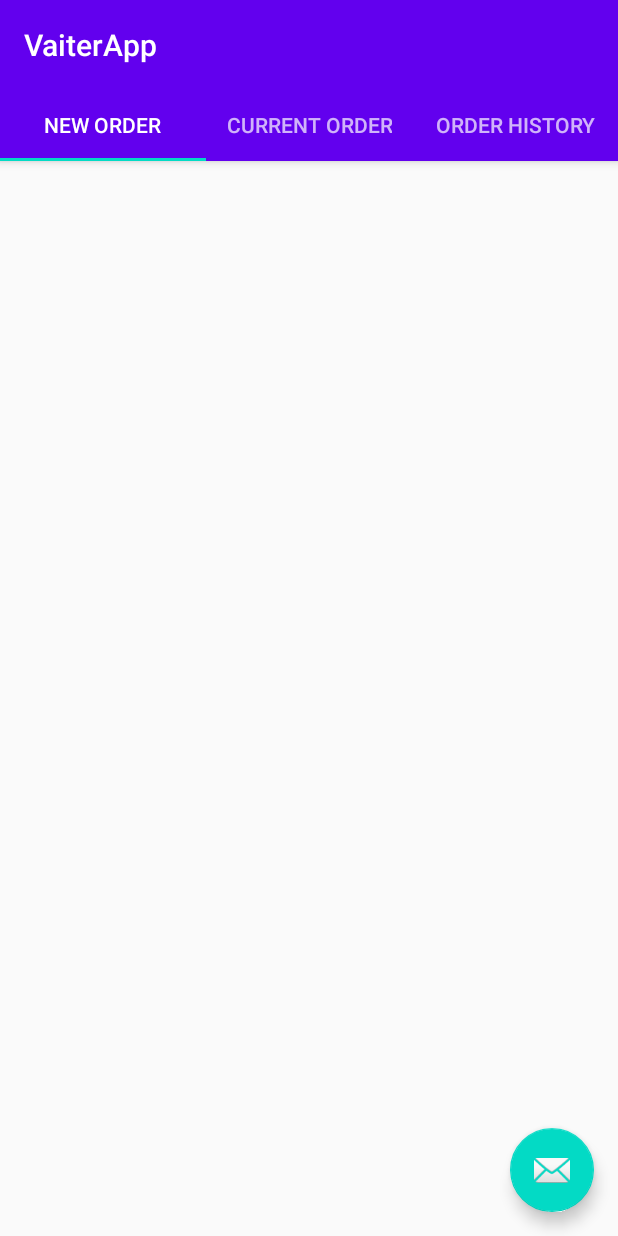
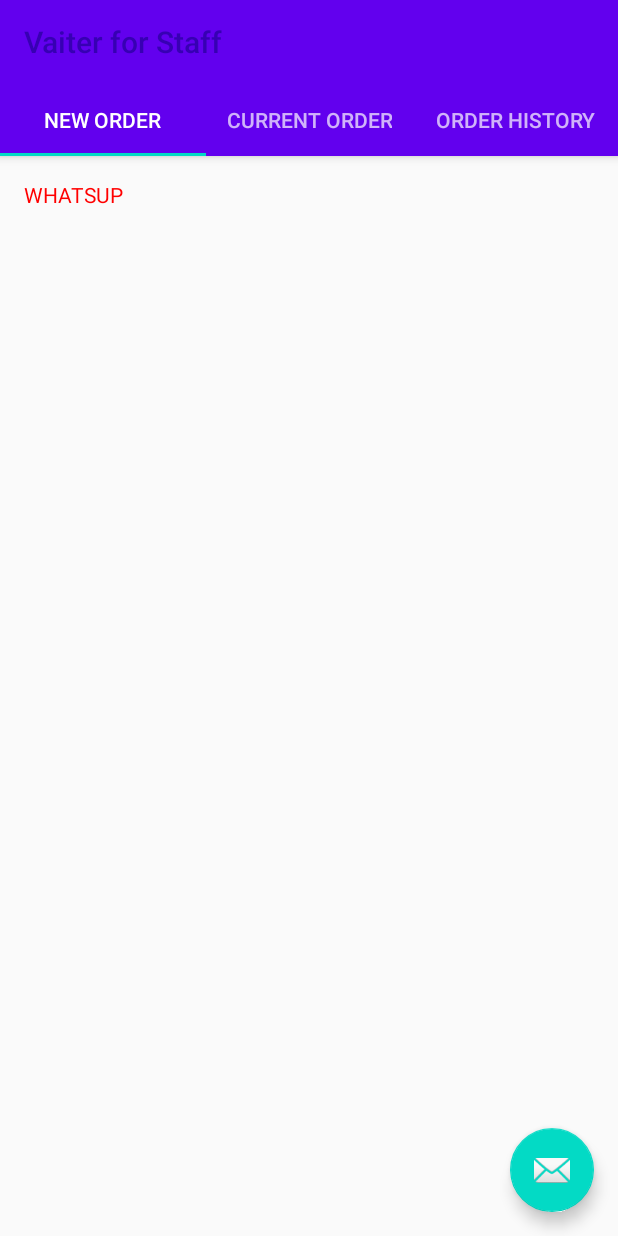
Before and after one commit to faisal2754/Vaiter, an Android app: the StaffMainActivity screen opened directly, with no data from a screen before it, on a phone screen of 412 x 824 dp. Run offline under Robolectric (Android 15) with nearby library versions, the light colour scheme and no system bars.

Commit message:
Dynamically change text view in tabs.

```diff
--- a/app/src/main/java/com/example/vaiterapp/StaffMainActivity.java
+++ b/app/src/main/java/com/example/vaiterapp/StaffMainActivity.java
@@ -6,6 +6,7 @@ import com.google.android.material.floatingactionbutton.FloatingActionButton;
 import com.google.android.material.snackbar.Snackbar;
 import com.google.android.material.tabs.TabLayout;
 
+import androidx.appcompat.widget.Toolbar;
 import androidx.viewpager.widget.ViewPager;
 import androidx.appcompat.app.AppCompatActivity;
 
@@ -16,6 +17,7 @@ import android.view.View;
 import com.example.vaiterapp.ui.main.SectionsPagerAdapter;
 
 public class StaffMainActivity extends AppCompatActivity {
+    private Toolbar mToolbar;
 
     @Override
     protected void onCreate(Bundle savedInstanceState) {
@@ -28,6 +30,10 @@ public class StaffMainActivity extends AppCompatActivity {
         tabs.setupWithViewPager(viewPager);
         FloatingActionButton fab = findViewById(R.id.fab);
 
+        mToolbar = (Toolbar) findViewById(R.id.main_page_toolbar);
+        setSupportActionBar(mToolbar);
+        getSupportActionBar().setTitle("Vaiter for Staff");
+
         fab.setOnClickListener(new View.OnClickListener() {
             @Override
             public void onClick(View view) {
--- a/app/src/main/java/com/example/vaiterapp/tab1.java
+++ b/app/src/main/java/com/example/vaiterapp/tab1.java
@@ -1,15 +1,46 @@
 package com.example.vaiterapp;
+import android.content.Intent;
+import android.graphics.Color;
 import android.os.Bundle;
+import android.util.Log;
 import android.view.LayoutInflater;
 import android.view.View;
 import android.view.ViewGroup;
+import android.widget.AdapterView;
+import android.widget.ArrayAdapter;
+import android.widget.EditText;
+import android.widget.LinearLayout;
+import android.widget.ListView;
+import android.widget.TextView;
 
+import androidx.annotation.NonNull;
 import androidx.fragment.app.Fragment;
 
+import java.util.ArrayList;
+import java.util.HashSet;
+import java.util.Iterator;
+import java.util.Set;
+
 public class tab1 extends Fragment {
+    private View Tab1View;
+    private ListView list_view;
+    private ArrayAdapter<String> arrayAdapter;
+    private ArrayList<String> list_of_groups = new ArrayList<>();
+
     @Override
     public View onCreateView(LayoutInflater inflater, ViewGroup container,Bundle savedInstanceState){
         View rootView = inflater.inflate(R.layout.tab1_customer_main,container,false);
+
+
+        TextView tv = (TextView) rootView.findViewById(R.id.section_label);
+        tv.setText("WHATSUP");
+        tv.setTextColor(Color.RED);
+
+
+
+
         return rootView;
     }
+
+
 }
--- a/app/src/main/res/layout/activity_customer_main.xml
+++ b/app/src/main/res/layout/activity_customer_main.xml
@@ -3,7 +3,7 @@
     xmlns:app="http://schemas.android.com/apk/res-auto"
     xmlns:tools="http://schemas.android.com/tools"
     android:layout_width="match_parent"
-    android:background="@drawable/blackblue"
+
     android:layout_height="match_parent"
     tools:context="com.example.vaiterapp.CustomerMainActivity">
 
--- a/app/src/main/res/layout/activity_staff_main.xml
+++ b/app/src/main/res/layout/activity_staff_main.xml
@@ -17,15 +17,14 @@
         android:layout_height="wrap_content"
         android:theme="@style/AppTheme.AppBarOverlay">
 
-        <TextView
-            android:id="@+id/title"
-            android:layout_width="wrap_content"
-            android:layout_height="wrap_content"
-            android:gravity="center"
-            android:minHeight="?actionBarSize"
-            android:padding="@dimen/appbar_padding"
-            android:text="@string/app_name"
-            android:textAppearance="@style/TextAppearance.Widget.AppCompat.Toolbar.Title" />
+        <include
+            android:id="@+id/main_page_toolbar"
+
+            layout="@layout/app_bar_layout"
+            >
+        </include>
+
+
 
         <com.google.android.material.tabs.TabLayout
             android:id="@+id/tabs"
--- a/app/src/main/res/layout/tab1_customer_main.xml
+++ b/app/src/main/res/layout/tab1_customer_main.xml
@@ -1,14 +1,13 @@
-<androidx.constraintlayout.widget.ConstraintLayout xmlns:android="http://schemas.android.com/apk/res/android"
+<LinearLayout xmlns:android="http://schemas.android.com/apk/res/android"
     xmlns:app="http://schemas.android.com/apk/res-auto"
     xmlns:tools="http://schemas.android.com/tools"
-    android:id="@+id/constraintLayout"
+    android:id="@+id/linearLayout"
     android:layout_width="match_parent"
     android:layout_height="match_parent"
     tools:context="com.example.vaiterapp.ui.main.PlaceholderFragment">
 
     <TextView
         android:id="@+id/section_label"
-
         android:textColor="@color/white"
         android:layout_width="wrap_content"
         android:layout_height="wrap_content"
@@ -21,4 +20,9 @@
         tools:layout_constraintLeft_creator="1"
         tools:layout_constraintTop_creator="1" />
 
-</androidx.constraintlayout.widget.ConstraintLayout>
+    <ListView
+        android:id="@+id/list_view"
+        android:layout_width="match_parent"
+        android:layout_height="match_parent" />
+
+</LinearLayout>
```
